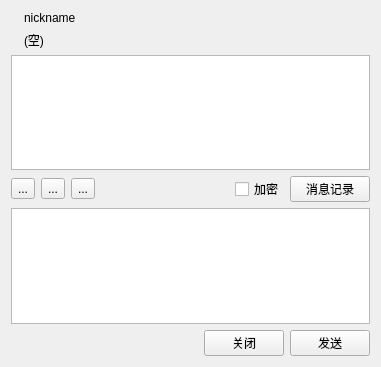
Old version of the form talkdialog.ui in the repository PowerOlive/qWebQQ.
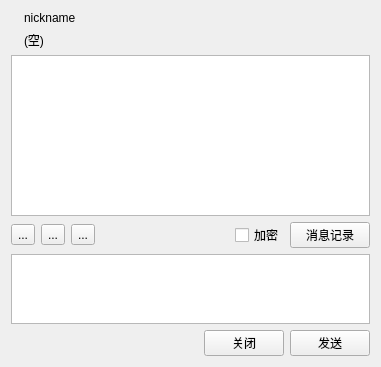
New version of the form. Icons and pictures are not drawn.

Diff of the .ui file:
```diff
--- a/talkdialog.ui
+++ b/talkdialog.ui
@@ -139,7 +139,7 @@
      <property name="maximumSize">
       <size>
        <width>16777215</width>
-       <height>250</height>
+       <height>100</height>
       </size>
      </property>
     </widget>
```
